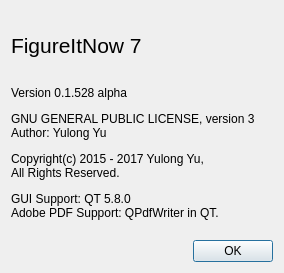
First picture: the form in FigureItNow7/finUiAboutDlg.ui, repository yuylong/FigureItNow, before the edit.
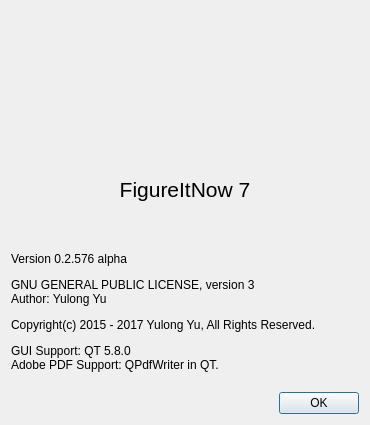
Second picture: the form after the edit. Icons and pictures are not drawn.

Commit message: Add icon to about dialog.

The edit to the form file:
```diff
--- a/FigureItNow7/finUiAboutDlg.ui
+++ b/FigureItNow7/finUiAboutDlg.ui
@@ -6,14 +6,30 @@
    <rect>
     <x>0</x>
     <y>0</y>
-    <width>284</width>
-    <height>273</height>
+    <width>370</width>
+    <height>425</height>
    </rect>
   </property>
   <property name="windowTitle">
    <string>About FigureItNow</string>
   </property>
   <layout class="QVBoxLayout" name="verticalLayout">
+   <item>
+    <widget class="QLabel" name="label">
+     <property name="text">
+      <string/>
+     </property>
+     <property name="pixmap">
+      <pixmap resource="Icons.qrc">:/icons/icons/main-thumb.png</pixmap>
+     </property>
+     <property name="scaledContents">
+      <bool>false</bool>
+     </property>
+     <property name="alignment">
+      <set>Qt::AlignCenter</set>
+     </property>
+    </widget>
+   </item>
    <item>
     <widget class="QLabel" name="lblTitle">
      <property name="font">
@@ -26,7 +42,7 @@
       <string>FigureItNow 7</string>
      </property>
      <property name="alignment">
-      <set>Qt::AlignLeading|Qt::AlignLeft|Qt::AlignVCenter</set>
+      <set>Qt::AlignCenter</set>
      </property>
      <property name="margin">
       <number>16</number>
@@ -36,7 +52,7 @@
    <item>
     <widget class="QLabel" name="lblCopyrights">
      <property name="text">
-      <string>&lt;html&gt;&lt;head/&gt;&lt;body&gt;&lt;p&gt;Version 0.1.528 alpha&lt;/p&gt;&lt;p&gt;&lt;span style=&quot; color:#000000;&quot;&gt;GNU GENERAL PUBLIC LICENSE, version 3&lt;/span&gt;&lt;br/&gt;Author: Yulong Yu&lt;/p&gt;&lt;p&gt;Copyright(c) 2015 - 2017 Yulong Yu,&lt;br/&gt;All Rights Reserved.&lt;/p&gt;&lt;p&gt;GUI Support: QT 5.8.0&lt;br/&gt;Adobe PDF Support: QPdfWriter in QT.&lt;br/&gt;&lt;/p&gt;&lt;/body&gt;&lt;/html&gt;</string>
+      <string>&lt;html&gt;&lt;head/&gt;&lt;body&gt;&lt;p&gt;Version 0.2.576 alpha&lt;/p&gt;&lt;p&gt;&lt;span style=&quot; color:#000000;&quot;&gt;GNU GENERAL PUBLIC LICENSE, version 3&lt;/span&gt;&lt;br/&gt;Author: Yulong Yu&lt;/p&gt;&lt;p&gt;Copyright(c) 2015 - 2017 Yulong Yu, All Rights Reserved.&lt;/p&gt;&lt;p&gt;GUI Support: QT 5.8.0&lt;br/&gt;Adobe PDF Support: QPdfWriter in QT.&lt;br/&gt;&lt;/p&gt;&lt;/body&gt;&lt;/html&gt;</string>
      </property>
      <property name="margin">
       <number>8</number>
```
Left out of the diff: 4 changed lines with no effect on the pictures. The commit also changes 2 other files.
